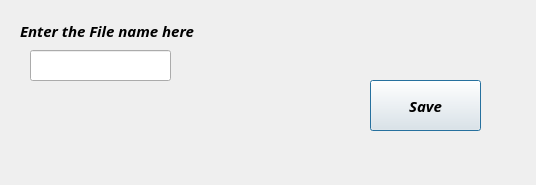
Above: savedialog.ui from yasmineNasrat/TextEditor before the change. Below: the same form after it.
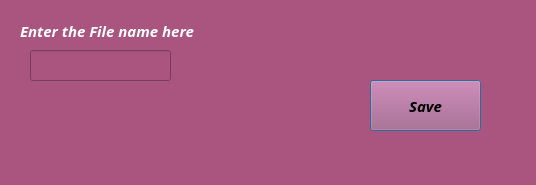
That is the form after the change.

```diff
--- a/savedialog.ui
+++ b/savedialog.ui
@@ -13,6 +13,10 @@
   <property name="windowTitle">
    <string>Dialog</string>
   </property>
+  <property name="styleSheet">
+   <string notr="true">color: rgb(255, 255, 255);
+background-color: rgb(170, 85, 127);</string>
+  </property>
   <widget class="QLabel" name="label">
    <property name="geometry">
     <rect>
@@ -69,6 +73,9 @@
      <bold>true</bold>
     </font>
    </property>
+   <property name="styleSheet">
+    <string notr="true">color: rgb(0, 0, 0);</string>
+   </property>
    <property name="text">
     <string>Save</string>
    </property>
```
